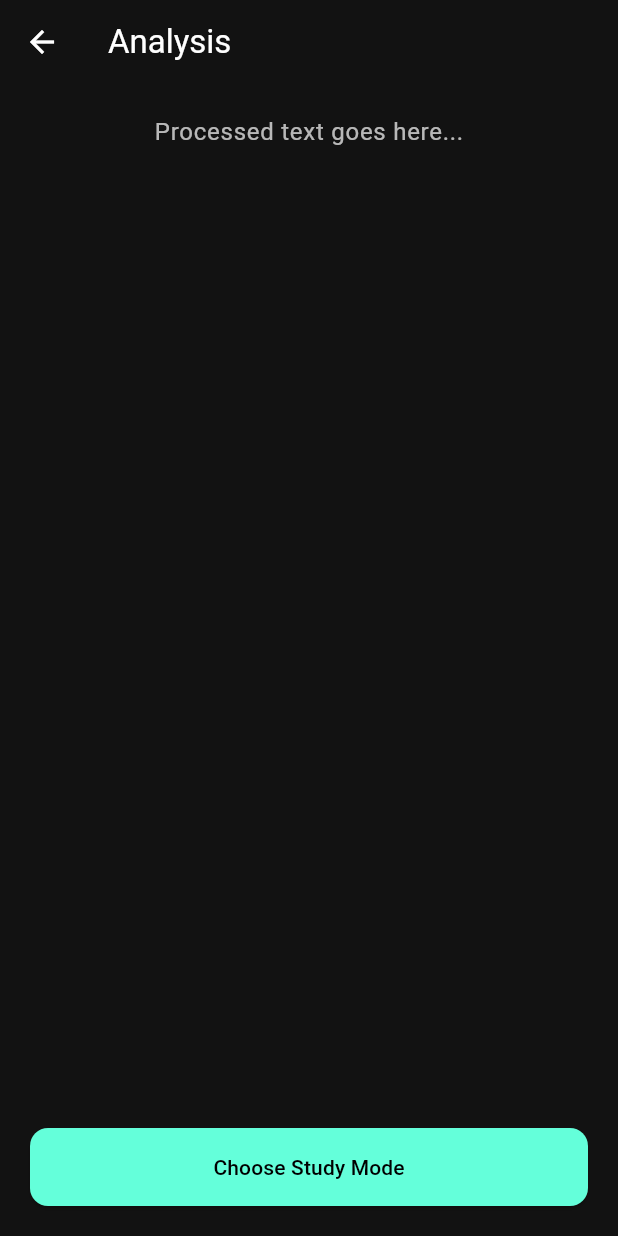
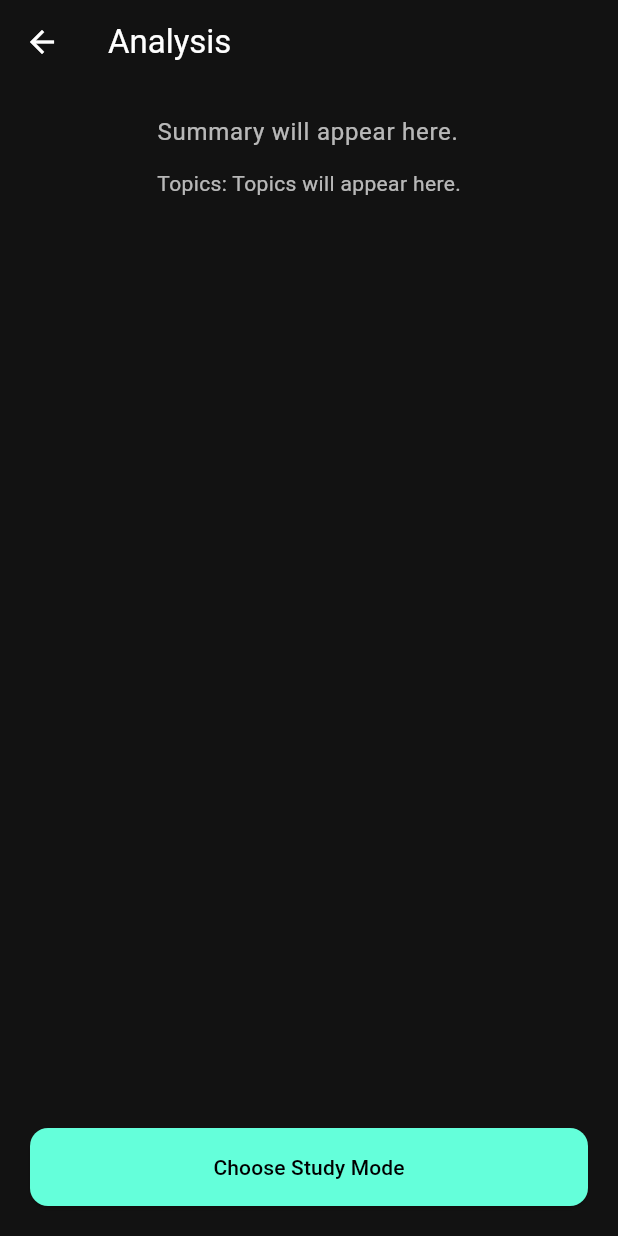
Before and after one commit to AlexPraxedes12/LearnSynth, a Flutter app: the AnalysisScreen screen opened by its route, on a phone screen of 412 x 824 dp. Run offline on Flutter 3.47's test engine with Material 3 defaults, Android fonts, the phone set to English and light mode, and no system bars; our stand-ins replace file_picker.

Commit message:
Refactor navigation flow and prepare for backend

```diff
--- a/frontend/learnsynth/lib/constants.dart
+++ b/frontend/learnsynth/lib/constants.dart
@@ -4,7 +4,6 @@
 class Routes {
   static const String home = '/';
   static const String textInput = '/text-input';
-  static const String preview = '/preview';
   static const String loading = '/loading';
   static const String analysis = '/analysis';
   static const String methodSelection = '/method-selection';
@@ -18,5 +17,4 @@ class Routes {
   static const String audio = '/audio';
   static const String videoPicker = '/video-picker';
   static const String library = '/library';
-  static const String processing = '/processing';
 }
--- a/frontend/learnsynth/lib/content_provider.dart
+++ b/frontend/learnsynth/lib/content_provider.dart
@@ -13,6 +13,8 @@ class ContentItem {
 class ContentProvider extends ChangeNotifier {
   String? text;
   String? filePath;
+  String? summary;
+  List<String> topics = [];
   final List<ContentItem> _saved = [];
 
   /// List of all content pieces added by the user.
@@ -46,6 +48,12 @@ class ContentProvider extends ChangeNotifier {
     notifyListeners();
   }
 
+  void setAnalysis(String summaryText, List<String> topicsList) {
+    summary = summaryText;
+    topics = topicsList;
+    notifyListeners();
+  }
+
   /// Optional helper to retrieve saved content from storage if the list
   /// is empty. The current implementation simply acts as a placeholder
   /// for future persistence logic.
--- a/frontend/learnsynth/lib/main.dart
+++ b/frontend/learnsynth/lib/main.dart
@@ -9,7 +9,6 @@ import 'screens/pdf_picker_screen.dart';
 import 'screens/audio_picker_screen.dart';
 import 'screens/video_picker_screen.dart';
 import 'screens/projects_screen.dart';
-import 'screens/home_screen.dart';
 import 'screens/method_selection_screen.dart';
 import 'screens/deep_understanding_screen.dart';
 import 'screens/memorization_screen.dart';
@@ -17,7 +16,6 @@ import 'screens/contextual_association_screen.dart';
 import 'screens/interactive_evaluation_screen.dart';
 import 'screens/progress_screen.dart';
 import 'screens/text_input_screen.dart';
-import 'screens/preview_screen.dart';
 import 'package:provider/provider.dart';
 import 'content_provider.dart';
 
@@ -52,16 +50,7 @@ class StudyApp extends StatelessWidget {
         Routes.audio: (_) => const AudioPickerScreen(),
         Routes.videoPicker: (_) => const VideoPickerScreen(),
         Routes.library: (_) => const ProjectsScreen(),
-        Routes.preview: (context) {
-          final text =
-              ModalRoute.of(context)?.settings.arguments as String? ?? '';
-          return PreviewScreen(text: text);
-        },
         Routes.loading: (context) {
-          final text = ModalRoute.of(context)?.settings.arguments as String?;
-          return LoadingScreen(text: text);
-        },
-        Routes.processing: (context) {
           final text = ModalRoute.of(context)?.settings.arguments as String?;
           return LoadingScreen(text: text);
         },
@@ -89,7 +78,7 @@ class MainNavigation extends StatefulWidget {
 class _MainNavigationState extends State<MainNavigation> {
   int _selectedIndex = 0;
   final List<Widget> _screens = const [
-    HomeScreen(),
+    AddContentScreen(),
     ProgressScreen(),
     ProjectsScreen(),
   ];
@@ -111,7 +100,7 @@ class _MainNavigationState extends State<MainNavigation> {
         selectedItemColor: Colors.white,
         unselectedItemColor: Colors.white54,
         items: const [
-          BottomNavigationBarItem(icon: Icon(Icons.home), label: 'Home'),
+          BottomNavigationBarItem(icon: Icon(Icons.add), label: 'Add'),
           BottomNavigationBarItem(icon: Icon(Icons.show_chart), label: 'Progress'),
           BottomNavigationBarItem(icon: Icon(Icons.book), label: 'Library'),
         ],
--- a/frontend/learnsynth/lib/screens/add_content_screen.dart
+++ b/frontend/learnsynth/lib/screens/add_content_screen.dart
@@ -37,6 +37,9 @@ class AddContentScreen extends StatelessWidget {
                 );
                 if (result != null && result.files.single.path != null && context.mounted) {
                   content.setPdfPath(result.files.single.path!);
+                  // TODO: POST /upload-content with the PDF file
+                  content.text = 'Cleaned text from ${result.files.single.name}';
+                  content.notifyListeners();
                   Navigator.pushNamed(context, Routes.loading);
                 }
               },
@@ -57,6 +60,9 @@ class AddContentScreen extends StatelessWidget {
                 final result = await FilePicker.platform.pickFiles(type: FileType.video);
                 if (result != null && result.files.single.path != null && context.mounted) {
                   content.setVideoPath(result.files.single.path!);
+                  // TODO: POST /upload-content with the video file
+                  content.text = 'Cleaned text from ${result.files.single.name}';
+                  content.notifyListeners();
                   Navigator.pushNamed(context, Routes.loading);
                 }
               },
--- a/frontend/learnsynth/lib/screens/analysis_screen.dart
+++ b/frontend/learnsynth/lib/screens/analysis_screen.dart
@@ -13,8 +13,10 @@ class AnalysisScreen extends StatelessWidget {
   @override
   Widget build(BuildContext context) {
     final provider = context.watch<ContentProvider>();
-    final String processedText =
-        provider.text ?? 'Processed text goes here...';
+    final summary = provider.summary ?? 'Summary will appear here.';
+    final topics = provider.topics.isNotEmpty
+        ? provider.topics.join(', ')
+        : 'Topics will appear here.';
     return Scaffold(
       appBar: AppBar(title: const Text('Analysis')),
       body: Padding(
@@ -23,10 +25,17 @@ class AnalysisScreen extends StatelessWidget {
           children: [
             Expanded(
               child: SingleChildScrollView(
-                child: Text(
-                  processedText,
-                  style: Theme.of(context).textTheme.bodyLarge?.copyWith(color: Colors.white70),
-                  textAlign: TextAlign.justify,
+                child: Column(
+                  crossAxisAlignment: CrossAxisAlignment.start,
+                  children: [
+                    Text(
+                      summary,
+                      style: Theme.of(context).textTheme.bodyLarge?.copyWith(color: Colors.white70),
+                      textAlign: TextAlign.justify,
+                    ),
+                    const SizedBox(height: 12),
+                    Text('Topics: $topics'),
+                  ],
                 ),
               ),
             ),
--- a/frontend/learnsynth/lib/screens/contextual_association_screen.dart
+++ b/frontend/learnsynth/lib/screens/contextual_association_screen.dart
@@ -1,6 +1,8 @@
 import 'package:flutter/material.dart';
 import '../widgets/primary_button.dart';
 import '../constants.dart';
+import 'package:provider/provider.dart';
+import '../content_provider.dart';
 
 /// Encourages users to relate concepts to real‑world scenarios. Once
 /// complete, navigation continues to the progress screen using
@@ -10,6 +12,8 @@ class ContextualAssociationScreen extends StatelessWidget {
 
   @override
   Widget build(BuildContext context) {
+    final provider = Provider.of<ContentProvider>(context, listen: false);
+    // TODO: POST /study-mode with mode=contextual_association
     return Scaffold(
       appBar: AppBar(title: const Text('Contextual Association')),
       body: Padding(
--- a/frontend/learnsynth/lib/screens/deep_understanding_screen.dart
+++ b/frontend/learnsynth/lib/screens/deep_understanding_screen.dart
@@ -1,6 +1,8 @@
 import 'package:flutter/material.dart';
 import '../widgets/primary_button.dart';
 import '../constants.dart';
+import 'package:provider/provider.dart';
+import '../content_provider.dart';
 
 /// Provides a deep understanding session. Users can listen to an
 /// audio explanation and view a concept map. Upon completion, they
@@ -11,6 +13,8 @@ class DeepUnderstandingScreen extends StatelessWidget {
 
   @override
   Widget build(BuildContext context) {
+    final provider = Provider.of<ContentProvider>(context, listen: false);
+    // TODO: POST /study-mode with mode=deep_understanding
     return Scaffold(
       appBar: AppBar(title: const Text('Deep Understanding')),
       body: Padding(
--- a/frontend/learnsynth/lib/screens/interactive_evaluation_screen.dart
+++ b/frontend/learnsynth/lib/screens/interactive_evaluation_screen.dart
@@ -2,6 +2,8 @@ import 'package:flutter/material.dart';
 import '../widgets/quiz_question_card.dart';
 import '../widgets/primary_button.dart';
 import '../constants.dart';
+import 'package:provider/provider.dart';
+import '../content_provider.dart';
 
 /// Presents an interactive quiz. After submitting answers, the user can
 /// complete the session which navigates to the progress screen using
@@ -11,6 +13,8 @@ class InteractiveEvaluationScreen extends StatelessWidget {
 
   @override
   Widget build(BuildContext context) {
+    final provider = Provider.of<ContentProvider>(context, listen: false);
+    // TODO: POST /study-mode with mode=interactive_evaluation
     return Scaffold(
       appBar: AppBar(title: const Text('Interactive Evaluation')),
       body: Padding(
--- a/frontend/learnsynth/lib/screens/loading_screen.dart
+++ b/frontend/learnsynth/lib/screens/loading_screen.dart
@@ -1,6 +1,8 @@
 import 'package:flutter/material.dart';
 import '../widgets/quote_card.dart';
 import '../constants.dart';
+import 'package:provider/provider.dart';
+import '../content_provider.dart';
 
 /// Shows a loading state while content is being processed. Once the
 /// processing is complete, the user can proceed to the analysis
@@ -8,8 +10,7 @@ import '../constants.dart';
 /// [Navigator.pushReplacementNamed] so that the user can navigate
 /// back if desired.
 class LoadingScreen extends StatefulWidget {
-  final String? text;
-  const LoadingScreen({super.key, this.text});
+  const LoadingScreen({super.key});
 
   @override
   State<LoadingScreen> createState() => _LoadingScreenState();
@@ -19,13 +20,15 @@ class _LoadingScreenState extends State<LoadingScreen> {
   @override
   void initState() {
     super.initState();
-    Future.delayed(const Duration(seconds: 3), () {
+    final provider = Provider.of<ContentProvider>(context, listen: false);
+    Future.delayed(const Duration(seconds: 2), () {
       if (mounted) {
-        Navigator.pushNamed(
-          context,
-          Routes.analysis,
-          arguments: widget.text,
+        // TODO: POST /analyze with provider.text
+        provider.setAnalysis(
+          'Mock summary for content',
+          ['Topic 1', 'Topic 2'],
         );
+        Navigator.pushNamed(context, Routes.analysis);
       }
     });
   }
--- a/frontend/learnsynth/lib/screens/memorization_screen.dart
+++ b/frontend/learnsynth/lib/screens/memorization_screen.dart
@@ -2,6 +2,8 @@ import 'package:flutter/material.dart';
 import '../widgets/flashcard_widget.dart';
 import '../widgets/primary_button.dart';
 import '../constants.dart';
+import 'package:provider/provider.dart';
+import '../content_provider.dart';
 
 /// Presents flashcard‑style activities for memorization. Buttons for
 /// grading difficulty are included. Completion navigates to the
@@ -11,6 +13,8 @@ class MemorizationScreen extends StatelessWidget {
 
   @override
   Widget build(BuildContext context) {
+    final provider = Provider.of<ContentProvider>(context, listen: false);
+    // TODO: POST /study-mode with mode=memorization
     return Scaffold(
       appBar: AppBar(title: const Text('Memorization')),
       body: Padding(
--- a/frontend/learnsynth/lib/screens/progress_screen.dart
+++ b/frontend/learnsynth/lib/screens/progress_screen.dart
@@ -2,6 +2,8 @@ import 'package:flutter/material.dart';
 import '../widgets/progress_summary_card.dart';
 import '../widgets/quote_card.dart';
 import '../constants.dart';
+import 'package:provider/provider.dart';
+import '../content_provider.dart';
 
 /// Displays summary statistics for the user’s progress. Navigation back
 /// to the home page is provided by the bottom navigation bar, so we
@@ -11,6 +13,8 @@ class ProgressScreen extends StatelessWidget {
 
   @override
   Widget build(BuildContext context) {
+    final provider = Provider.of<ContentProvider>(context, listen: false);
+    // TODO: POST /review/{id} to fetch progress
     return Scaffold(
       appBar: AppBar(title: const Text('Progress')),
       body: Padding(
--- a/frontend/learnsynth/lib/screens/text_input_screen.dart
+++ b/frontend/learnsynth/lib/screens/text_input_screen.dart
@@ -28,8 +28,9 @@ class _TextInputScreenState extends State<TextInputScreen> {
   // After tapping Continue we store the text and show a loading screen
   // before navigating to analysis.
   void _continue() {
-    Provider.of<ContentProvider>(context, listen: false)
-        .setText(_controller.text);
+    final provider = Provider.of<ContentProvider>(context, listen: false);
+    // TODO: POST /upload-content with the entered text
+    provider.setText(_controller.text);
     Navigator.pushNamed(context, Routes.loading);
   }
 
```
Also changed, not shown: frontend/learnsynth/lib/screens/audio_picker_screen.dart (+6 -2 lines), frontend/learnsynth/lib/screens/home_screen.dart (deleted, +0 -32 lines), frontend/learnsynth/lib/screens/preview_screen.dart (deleted, +0 -53 lines).
